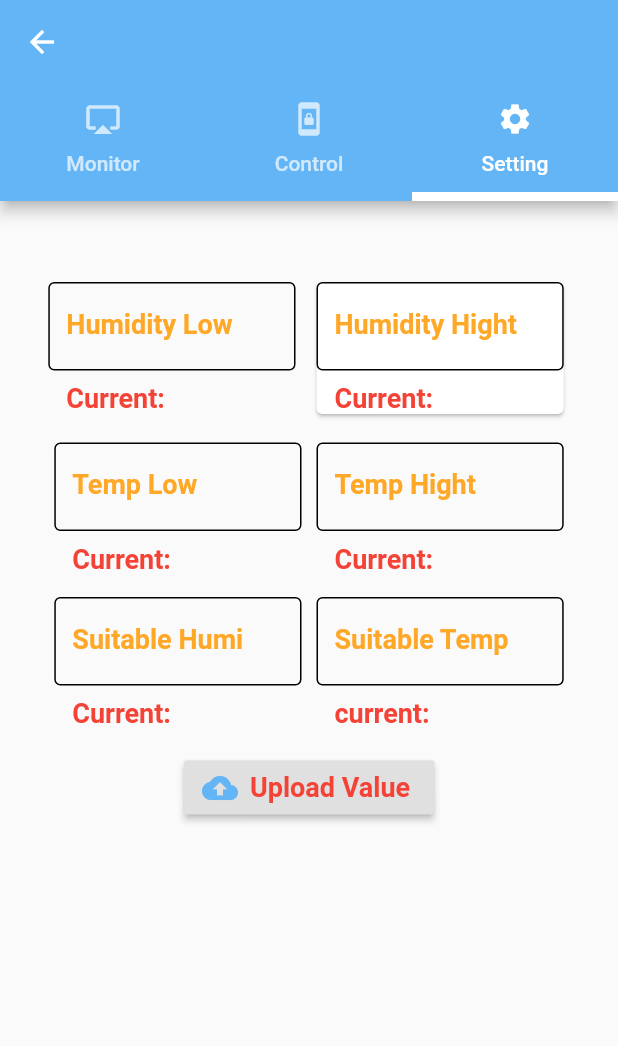
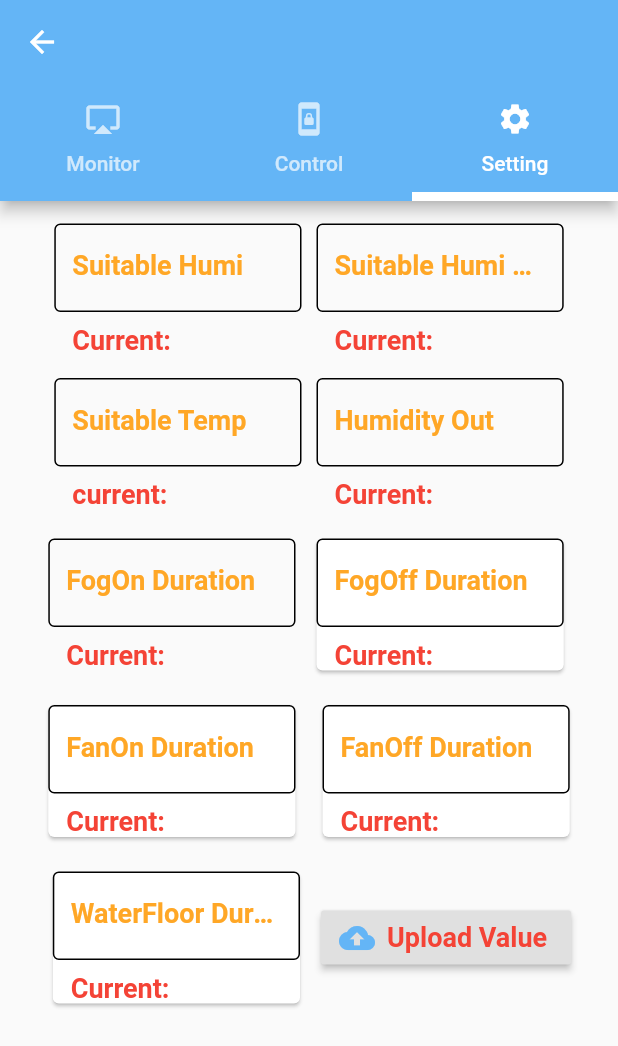
Before and after one commit to manyou66/mushroomiot, a Flutter app: the HomeService screen opened directly, tab 3 chosen, after a tap on "Upload Value", on a phone screen of 412 x 824 dp. Shown: the top 1046 px of the screen. Run offline on Flutter 3.47's test engine with Material 2 defaults, Android fonts, the light colour scheme and no system bars; our stand-ins replace firebase_auth, firebase_database, flutter_native_web; missing offline and left inert: flutter_webview_plugin; accounts and stored records are empty.

Commit message:
Smart Mushroom Model L Setting Update

```diff
--- a/lib/models/iotmodel.dart
+++ b/lib/models/iotmodel.dart
@@ -5,12 +5,18 @@ class IotModel {
       suitableHumi,
       light,
       fog,
-      tempHigh,
-      humidityHigh,
+      //  tempHigh,
+      suitable_Humi_High,
       fan,
       mode,
-      humidityLow,
-      tempLow;
+      // humidityLow,
+      //tempLow;
+      fanOff_Duration,
+      fanOn_Duration,
+      fogOff_Duration,
+      fogOn_Duration,
+      humi_Out,
+      waterFloorDuration;
 
   //Constructor
   IotModel(
@@ -20,38 +26,57 @@ class IotModel {
     this.light,
     this.fog,
     this.fan,
-      this.humidityHigh,
-      this.humidityLow,
+    this.suitable_Humi_High,
+    this.fanOff_Duration,
+    this.fanOn_Duration,
+    this.fogOff_Duration,
+    this.fogOn_Duration,
+    this.humi_Out,
+    this.waterFloorDuration,
+    // this.humidityLow,
     this.mode,
-      this.tempHigh,
-      this.tempLow);
+    //this.tempHigh,
+    //this.tempLow
+  );
 
   IotModel.formMap(Map<dynamic, dynamic> map) {
     suitableTem = map['Suitable_Tem'];
-    water = map['Water'];
+    water = map['Water_Floor'];
     suitableHumi = map['Suitable_Humi'];
     light = map['Light'];
     fog = map['Fog'];
     fan = map['Fan'];
-    humidityHigh = map['Humidity_High'];
-    humidityLow = map['Humidity_Low'];
+    suitable_Humi_High = map['Suitable_Humi_High'];
+    //humidityLow = map['Humidity_Low'];
     mode = map['Mode'];
-    tempHigh = map['Temp_High'];
-    tempLow = map['Temp_Low'];
+    fanOff_Duration = map['FanOff_Duration'];
+    fanOn_Duration = map['FanOn_Duration'];
+    fogOff_Duration = map['FogOff_Duration'];
+    fogOn_Duration = map['FogOn_Duration'];
+    humi_Out = map['Humi_Out'];
+    waterFloorDuration = map['WaterFloorDuration'];
+    // tempHigh = map['Temp_High'];
+    //  tempLow = map['Temp_Low'];
   }
   Map<dynamic, dynamic> toMap() {
     final Map<dynamic, dynamic> map = Map<dynamic, dynamic>();
-    map['Suitable_Tem']=suitableTem;
-    map['Water']=water;
-    map['Suitable_Humi']=suitableHumi;
-    map['Light']=light;
-    map['Fog']=fog;
-    map['Fan']=fan;
-    map['Humidity_High']=humidityHigh;
-    map['Humidity_Low']=humidityLow;
-    map['Mode']=mode;
-    map['Temp_High']=tempHigh;
-    map['Temp_Low']=tempLow;
+    map['Suitable_Tem'] = suitableTem;
+    map['Water_Floor'] = water;
+    map['Suitable_Humi'] = suitableHumi;
+    map['Light'] = light;
+    map['Fog'] = fog;
+    map['Fan'] = fan;
+    map['Suitable_Humi_High'] = suitable_Humi_High;
+    map['WaterFloorDuration'] = waterFloorDuration;
+    map['Humi_Out'] = humi_Out;
+    map['FogOff_Duration'] = fogOff_Duration;
+    map['FogOn_Duration'] = fogOn_Duration;
+    map['FanOff_Duration'] = fanOff_Duration;
+    map['FanOn_Duration'] = fanOn_Duration;
+    //  map['Humidity_Low'] = humidityLow;
+    map['Mode'] = mode;
+    //map['Temp_High'] = tempHigh;
+   // map['Temp_Low'] = tempLow;
     return map;
   }
 }
--- a/lib/widget/control.dart
+++ b/lib/widget/control.dart
@@ -40,6 +40,8 @@ class _ControlState extends State<Control> {
       fanInt = iotModel.fan;
       waterInt = iotModel.water;
       lightInt = iotModel.light;
+
+
       checkSwitch();
     });
   }
@@ -77,16 +79,20 @@ class _ControlState extends State<Control> {
   }
 
   Widget switchMode() {
-    return Card(color: Mystyle().pink50,
+    return Card(
+      color: Mystyle().pink50,
       //กรอบล้อมรอบ
       child: Container(
         padding: EdgeInsets.all(15.0),
         child: Column(
           children: <Widget>[
-            Text('Mode',style: Mystyle().red18),
+            Text('Mode', style: Mystyle().red18),
             Row(
               children: <Widget>[
-                Text('Auto',style: Mystyle().orange18,),
+                Text(
+                  'Manual',
+                  style: Mystyle().orange18,
+                ),
                 Switch(
                   value: modeBool,
                   onChanged: (bool value) {
@@ -99,7 +105,10 @@ class _ControlState extends State<Control> {
                     }
                   },
                 ),
-                Text('Manual',style: Mystyle().orange18,),
+                Text(
+                  'Auto',
+                  style: Mystyle().orange18,
+                ),
               ],
             ),
           ],
@@ -109,16 +118,20 @@ class _ControlState extends State<Control> {
   }
 
   Widget switchFog() {
-    return Card(color: Mystyle().pink50,
+    return Card(
+      color: Mystyle().pink50,
       //กรอบล้อมรอบ
       child: Container(
         padding: EdgeInsets.all(15.0),
         child: Column(
           children: <Widget>[
-            Text('Fog',style: Mystyle().red18),
+            Text('Fog', style: Mystyle().red18),
             Row(
               children: <Widget>[
-                Text('OFF',style: Mystyle().orange18,),
+                Text(
+                  'OFF',
+                  style: Mystyle().orange18,
+                ),
                 Switch(
                   value: fogBool,
                   onChanged: (bool value) {
@@ -131,7 +144,10 @@ class _ControlState extends State<Control> {
                     }
                   },
                 ),
-                Text('ON',style: Mystyle().orange18,),
+                Text(
+                  'ON',
+                  style: Mystyle().orange18,
+                ),
               ],
             ),
           ],
@@ -141,16 +157,20 @@ class _ControlState extends State<Control> {
   }
 
   Widget switchFan() {
-    return Card(color: Mystyle().pink50,
+    return Card(
+      color: Mystyle().pink50,
       //กรอบล้อมรอบ
       child: Container(
         padding: EdgeInsets.all(15.0),
         child: Column(
           children: <Widget>[
-            Text('Fan',style: Mystyle().red18),
+            Text('Fan', style: Mystyle().red18),
             Row(
               children: <Widget>[
-                Text('OFF',style: Mystyle().orange18,),
+                Text(
+                  'OFF',
+                  style: Mystyle().orange18,
+                ),
                 Switch(
                   value: fanBool,
                   onChanged: (bool value) {
@@ -163,7 +183,10 @@ class _ControlState extends State<Control> {
                     }
                   },
                 ),
-                Text('ON',style: Mystyle().orange18,),
+                Text(
+                  'ON',
+                  style: Mystyle().orange18,
+                ),
               ],
             ),
           ],
@@ -173,16 +196,20 @@ class _ControlState extends State<Control> {
   }
 
   Widget switchWater() {
-    return Card(color: Mystyle().pink50,
+    return Card(
+      color: Mystyle().pink50,
       //กรอบล้อมรอบ
       child: Container(
         padding: EdgeInsets.all(15.0),
         child: Column(
           children: <Widget>[
-            Text('Water',style: Mystyle().red18),
+            Text('Water Floor', style: Mystyle().red18),
             Row(
               children: <Widget>[
-                Text('OFF',style: Mystyle().orange18,),
+                Text(
+                  'OFF',
+                  style: Mystyle().orange18,
+                ),
                 Switch(
                   value: waterBool,
                   onChanged: (bool value) {
@@ -195,7 +222,10 @@ class _ControlState extends State<Control> {
                     }
                   },
                 ),
-                Text('ON',style: Mystyle().orange18,),
+                Text(
+                  'ON',
+                  style: Mystyle().orange18,
+                ),
               ],
             ),
           ],
@@ -218,7 +248,10 @@ class _ControlState extends State<Control> {
             ),
             Row(
               children: <Widget>[
-                Text('OFF',style: Mystyle().orange18,),
+                Text(
+                  'OFF',
+                  style: Mystyle().orange18,
+                ),
                 Switch(
                   value: lightBool,
                   onChanged: (bool value) {
@@ -231,7 +264,10 @@ class _ControlState extends State<Control> {
                     }
                   },
                 ),
-                Text('ON',style: Mystyle().orange18,),
+                Text(
+                  'ON',
+                  style: Mystyle().orange18,
+                ),
               ],
             ),
           ],
@@ -245,19 +281,26 @@ class _ControlState extends State<Control> {
     DatabaseReference databaseReference =
         firebaseDatabase.reference().child('IoT');
     Map<dynamic, dynamic> map = Map();
-    map['Water'] = waterInt;
+    map['Water_Floor'] = waterInt;
     map['Fan'] = fanInt;
-    map['Temp_High'] = iotModel.tempHigh;
-    map['Humidity_High'] = iotModel.humidityHigh;
-    map['Humidity_Low'] = iotModel.humidityLow;
+    //map['Temp_High'] = iotModel.tempHigh;
+    //map['Humidity_High'] = iotModel.humidityHigh;
+    //map['Humidity_Low'] = iotModel.humidityLow;
     map['Light'] = lightInt;
     map['Mode'] = modeInt;
-    map['Temp_Low'] = iotModel.tempLow;
+    //map['Temp_Low'] = iotModel.tempLow;
     map['Suitable_Humi'] = iotModel.suitableHumi;
     map['Fog'] = fogInt;
     map['Suitable_Tem'] = iotModel.suitableTem;
+    map['FanOn_Duration'] = iotModel.fanOn_Duration;
+    map['FanOff_Duration'] = iotModel.fanOff_Duration;
+    map['FogOn_Duration'] = iotModel.fogOn_Duration;
+    map['FogOff_Duration'] = iotModel.fogOff_Duration;
+    map['Humi_Out'] = iotModel.humi_Out;
+    map['Suitable_Humi_High'] = iotModel.suitable_Humi_High;
+    map['WaterFloorDuration'] = iotModel.waterFloorDuration;
 
-    await databaseReference.set(map).then((response){
+    await databaseReference.set(map).then((response) {
       print('Edit Success');
     });
   }
--- a/lib/widget/monitor.dart
+++ b/lib/widget/monitor.dart
@@ -20,20 +20,20 @@ class _MonitorState extends State<Monitor> {
           'https://thingspeak.com/channels/437885/charts/2?bgcolor=%23ffffff&color=%23d62020&dynamic=true&results=60&type=line',
       url4 =
           'https://thingspeak.com/channels/662286/charts/2?bgcolor=%23ffffff&color=%23d62020&dynamic=true&results=60&type=line&update=15',
-      humiGageUrl = 'https://thingspeak.com/channels/662286/widgets/93495',
-      temGageUrl = 'https://thingspeak.com/channels/662286/widgets/93565',
+      humiGageUrl = 'https://thingspeak.com/channels/1156793/widgets/294248',
+      temGageUrl = 'https://thingspeak.com/channels/1156793/widgets/294249',
       humi_inside =
-          'https://thingspeak.com/channels/662286/charts/1?bgcolor=%23ffffff&color=%23d62020&dynamic=true&results=60&type=line',
+          'https://thingspeak.com/channels/1156793/charts/1?bgcolor=%23ffffff&color=%23d62020&dynamic=true&results=60&type=line&update=15',
       temp_inside =
-          'https://thingspeak.com/channels/662286/charts/2?bgcolor=%23ffffff&color=%23d62020&dynamic=true&results=60&type=line',
+          'https://thingspeak.com/channels/1156793/charts/2?bgcolor=%23ffffff&color=%23d62020&dynamic=true&results=60&type=line&update=15',
       humi_outside =
-          'https://thingspeak.com/channels/662286/charts/3?bgcolor=%23ffffff&color=%23d62020&dynamic=true&results=60&type=line&update=15',
+          'https://thingspeak.com/channels/1156793/charts/3?bgcolor=%23ffffff&color=%23d62020&dynamic=true&results=60&type=line&update=15',
       temp_outside =
           'https://thingspeak.com/channels/662286/charts/4?bgcolor=%23ffffff&color=%23d62020&dynamic=true&results=60&type=line&update=15',
       carbon =
-          'https://thingspeak.com/channels/662286/charts/6?bgcolor=%23ffffff&color=%23d62020&dynamic=true&results=60&type=line&update=15',
+          'https://thingspeak.com/channels/1156793/charts/6?bgcolor=%23ffffff&color=%23d62020&dynamic=true&results=60&type=line&update=15',
       light =
-          'https://thingspeak.com/channels/662286/charts/5?bgcolor=%23ffffff&color=%23d62020&dynamic=true&results=60&type=line&update=15';
+          'https://thingspeak.com/channels/1156793/charts/5?bgcolor=%23ffffff&color=%23d62020&dynamic=true&results=60&type=line&update=15';
 
   String test1 = 'https://www.androidthai.in.th/pint/test1.html';
   String test2 = 'https://www.androidthai.in.th';
--- a/lib/widget/setting.dart
+++ b/lib/widget/setting.dart
@@ -11,12 +11,19 @@ class Setting extends StatefulWidget {
 class _SettingState extends State<Setting> {
   // Field
   IotModel iotModel;
-  String humHight = '',
-      humLow = '',
-      temHight = '',
-      temLow = '',
+  String //humHight = '',
+      // humLow = '',
+      // temHight = '',
+      //temLow = '',
       suitableTem = '',
-      suitableHumi = '';
+      suitableHumi = '',
+      suitable_Humi_High = '',
+      waterFloorDuration = '',
+      humi_Out = '',
+      fogOff_Duration = '',
+      fogOn_Duration = '',
+      fanOff_Duration = '',
+      fanOn_Duration = '';
 
   final formKey = GlobalKey<FormState>();
 
@@ -34,33 +41,42 @@ class _SettingState extends State<Setting> {
     await databaseReference.once().then((DataSnapshot dataSnapshot) {
       setState(() {
         iotModel = IotModel.formMap(dataSnapshot.value);
-        humLow = iotModel.humidityLow.toString();
-        humHight = iotModel.humidityHigh.toString();
-        temHight = iotModel.tempHigh.toString();
-        temLow = iotModel.tempLow.toString();
+        // humLow = iotModel.humidityLow.toString();
+        //  humHight = iotModel.humidityHigh.toString();
+        //  temHight = iotModel.tempHigh.toString();
+        //  temLow = iotModel.tempLow.toString();
         suitableTem = iotModel.suitableTem.toString();
         suitableHumi = iotModel.suitableHumi.toString();
+        suitable_Humi_High = iotModel.suitable_Humi_High.toString();
+        waterFloorDuration = iotModel.waterFloorDuration.toString();
+        humi_Out = iotModel.humi_Out.toString();
+        fogOff_Duration = iotModel.fogOff_Duration.toString();
+        fogOn_Duration = iotModel.fogOn_Duration.toString();
+        fanOff_Duration = iotModel.fanOff_Duration.toString();
+        fanOn_Duration = iotModel.fanOn_Duration.toString();
       });
     });
   }
 
-  Widget humidityHight() {
+  Widget waterFloorDura() {
     return Card(
-          child: Container(
+      child: Container(
         width: MediaQuery.of(context).size.width * 0.4,
         child: TextFormField(
-          initialValue: humHight,
+          initialValue: waterFloorDuration,
           keyboardType: TextInputType.number,
           decoration: InputDecoration(
-            helperText: 'Current: $humHight',helperStyle: Mystyle().red18,
+            helperText: 'Current: $waterFloorDuration',
+            helperStyle: Mystyle().red18,
             enabledBorder: OutlineInputBorder(
               borderSide: BorderSide(),
             ),
-            labelText: 'Humidity Hight',labelStyle: Mystyle().orange18,
+            labelText: 'WaterFloor Duration',
+            labelStyle: Mystyle().orange18,
           ),
           onSaved: (String value) {
             if (value.isNotEmpty) {
-              humHight = value.trim();
+              waterFloorDuration = value.trim();
             }
           },
         ),
@@ -68,66 +84,150 @@ class _SettingState extends State<Setting> {
     );
   }
 
-  Widget humidityLow() {
+  Widget fanOffDuration() {
+    return Card(
+      child: Container(
+        width: MediaQuery.of(context).size.width * 0.4,
+        child: TextFormField(
+          initialValue: fanOff_Duration,
+          keyboardType: TextInputType.number,
+          decoration: InputDecoration(
+            helperText: 'Current: $fanOff_Duration',
+            helperStyle: Mystyle().red18,
+            enabledBorder: OutlineInputBorder(
+              borderSide: BorderSide(),
+            ),
+            labelText: 'FanOff Duration',
+            labelStyle: Mystyle().orange18,
+          ),
+          onSaved: (String value) {
+            if (value.isNotEmpty) {
+              fanOff_Duration = value.trim();
+            }
+          },
+        ),
+      ),
+    );
+  }
+
+  Widget fanOnDuration() {
+    return Card(
+      child: Container(
+        width: MediaQuery.of(context).size.width * 0.4,
+        child: TextFormField(
+          initialValue: fanOn_Duration,
+          keyboardType: TextInputType.number,
+          decoration: InputDecoration(
+            helperText: 'Current: $fanOn_Duration',
+            helperStyle: Mystyle().red18,
+            enabledBorder: OutlineInputBorder(
+              borderSide: BorderSide(),
+            ),
+            labelText: 'FanOn Duration',
+            labelStyle: Mystyle().orange18,
+          ),
+          onSaved: (String value) {
+            if (value.isNotEmpty) {
+              fanOn_Duration = value.trim();
+            }
+          },
+        ),
+      ),
+    );
+  }
+
+  Widget fogOffDuration() {
+    return Card(
+      child: Container(
+        width: MediaQuery.of(context).size.width * 0.4,
+        child: TextFormField(
+          initialValue: fogOff_Duration,
+          keyboardType: TextInputType.number,
+          decoration: InputDecoration(
+            helperText: 'Current: $fogOff_Duration',
+            helperStyle: Mystyle().red18,
+            enabledBorder: OutlineInputBorder(
+              borderSide: BorderSide(),
+            ),
+            labelText: 'FogOff Duration',
+            labelStyle: Mystyle().orange18,
+          ),
+          onSaved: (String value) {
+            if (value.isNotEmpty) {
+              fogOff_Duration = value.trim();
+            }
+          },
+        ),
+      ),
+    );
+  }
+
+  Widget fogOnDuration() {
     return Container(
       width: MediaQuery.of(context).size.width * 0.4,
       child: TextFormField(
-        initialValue: humLow,
+        initialValue: fogOn_Duration,
         keyboardType: TextInputType.number,
         decoration: InputDecoration(
-          helperText: 'Current: $humLow',helperStyle: Mystyle().red18,
+          helperText: 'Current: $fogOn_Duration',
+          helperStyle: Mystyle().red18,
           enabledBorder: OutlineInputBorder(
             borderSide: BorderSide(),
           ),
-          labelText: 'Humidity Low',labelStyle: Mystyle().orange18,
+          labelText: 'FogOn Duration',
+          labelStyle: Mystyle().orange18,
         ),
         onSaved: (String value) {
           if (value.isNotEmpty) {
-            humLow = value.trim();
+            fogOn_Duration = value.trim();
           }
         },
       ),
     );
   }
 
-  Widget tempHight() {
+  Widget humiOut() {
     return Container(
       width: MediaQuery.of(context).size.width * 0.4,
       child: TextFormField(
-        initialValue: temHight,
+        initialValue: humi_Out,
         keyboardType: TextInputType.number,
         decoration: InputDecoration(
-          helperText: 'Current: $temHight',helperStyle: Mystyle().red18,
+          helperText: 'Current: $humi_Out',
+          helperStyle: Mystyle().red18,
           enabledBorder: OutlineInputBorder(
             borderSide: BorderSide(),
           ),
-          labelText: 'Temp Hight',labelStyle: Mystyle().orange18,
+          labelText: 'Humidity Out',
+          labelStyle: Mystyle().orange18,
         ),
         onSaved: (String value) {
           if (value.isNotEmpty) {
-            temHight = value.trim();
+            humi_Out = value.trim();
           }
         },
       ),
     );
   }
 
-  Widget tempLow() {
+  Widget suitableHumiHigh() {
     return Container(
       width: MediaQuery.of(context).size.width * 0.4,
       child: TextFormField(
-        initialValue: temLow,
+        initialValue: suitable_Humi_High,
         keyboardType: TextInputType.number,
         decoration: InputDecoration(
-          helperText: 'Current: $temLow',helperStyle: Mystyle().red18,
+          helperText: 'Current: $suitable_Humi_High',
+          helperStyle: Mystyle().red18,
           enabledBorder: OutlineInputBorder(
             borderSide: BorderSide(),
           ),
-          labelText: 'Temp Low',labelStyle: Mystyle().orange18,
+          labelText: 'Suitable Humi High',
+          labelStyle: Mystyle().orange18,
         ),
         onSaved: (String value) {
           if (value.isNotEmpty) {
-            temLow = value.trim();
+            suitable_Humi_High = value.trim();
           }
         },
       ),
@@ -141,11 +241,13 @@ class _SettingState extends State<Setting> {
         initialValue: suitableHumi,
         keyboardType: TextInputType.number,
         decoration: InputDecoration(
-          helperText: 'Current: $suitableHumi',helperStyle: Mystyle().red18,
+          helperText: 'Current: $suitableHumi',
+          helperStyle: Mystyle().red18,
           enabledBorder: OutlineInputBorder(
             borderSide: BorderSide(),
           ),
-          labelText: 'Suitable Humi',labelStyle: Mystyle().orange18,
+          labelText: 'Suitable Humi',
+          labelStyle: Mystyle().orange18,
         ),
         onSaved: (String value) {
           if (value.isNotEmpty) {
@@ -163,11 +265,13 @@ class _SettingState extends State<Setting> {
         initialValue: suitableTem,
         keyboardType: TextInputType.number,
         decoration: InputDecoration(
-          helperText: 'current: $suitableTem',helperStyle: Mystyle().red18,
+          helperText: 'current: $suitableTem',
+          helperStyle: Mystyle().red18,
           enabledBorder: OutlineInputBorder(
             borderSide: BorderSide(),
           ),
-          labelText: 'Suitable Temp',labelStyle: Mystyle().orange18,
+          labelText: 'Suitable Temp',
+          labelStyle: Mystyle().orange18,
         ),
         onSaved: (String value) {
           if (value.isNotEmpty) {
@@ -178,33 +282,7 @@ class _SettingState extends State<Setting> {
     );
   }
 
-  Widget rowTop() {
-    return Row(
-      mainAxisSize: MainAxisSize.min,
-      children: <Widget>[
-        humidityLow(),
-        SizedBox(
-          width: 10.0,
-        ),
-        humidityHight()
-      ],
-    );
-  }
-
-  Widget rowMiddle() {
-    return Row(
-      mainAxisSize: MainAxisSize.min,
-      children: <Widget>[
-        tempLow(),
-        SizedBox(
-          width: 10.0,
-        ),
-        tempHight()
-      ],
-    );
-  }
-
-  Widget rowBottom() {
+  Widget row1() {
     return Row(
       mainAxisSize: MainAxisSize.min,
       children: <Widget>[
@@ -212,15 +290,68 @@ class _SettingState extends State<Setting> {
         SizedBox(
           width: 10.0,
         ),
-        suitableTemp()
+        suitableHumiHigh()
+      ],
+    );
+  }
+
+  Widget row2() {
+    return Row(
+      mainAxisSize: MainAxisSize.min,
+      children: <Widget>[
+        suitableTemp(),
+        SizedBox(
+          width: 10.0,
+        ),
+        humiOut()
+      ],
+    );
+  }
+
+  Widget row3() {
+    return Row(
+      mainAxisSize: MainAxisSize.min,
+      children: <Widget>[
+        fogOnDuration(),
+        SizedBox(
+          width: 10.0,
+        ),
+        fogOffDuration()
+      ],
+    );
+  }
+
+  Widget row4() {
+    return Row(
+      mainAxisSize: MainAxisSize.min,
+      children: <Widget>[
+        fanOnDuration(),
+        SizedBox(
+          width: 10.0,
+        ),
+        fanOffDuration()
+      ],
+    );
+  }
+
+  Widget row5() {
+    return Row(
+      mainAxisSize: MainAxisSize.min,
+      children: <Widget>[
+        waterFloorDura(),
+        SizedBox(
+          width: 10.0,
+        ),
+        uploadButton()
       ],
     );
   }
 
   Widget uploadButton() {
-    return RaisedButton.icon(textColor: Mystyle().textColor,
+    return RaisedButton.icon(
+      textColor: Mystyle().textColor,
       icon: Icon(Icons.cloud_upload),
-      label: Text('Upload Value',style: Mystyle().red18),
+      label: Text('Upload Value', style: Mystyle().red18),
       onPressed: () {
         formKey.currentState.save();
         editDatabase();
@@ -228,9 +359,9 @@ class _SettingState extends State<Setting> {
     );
   }
 
-  Future<void> editDatabase()async {
-    print(
-        'HumidityHight =$humHight,HumidityLow = $humLow,TemHight = $temHight,TemLow = $temLow,SuitableHumi =$suitableHumi,SuitableTem=$suitableTem');
+  Future<void> editDatabase() async {
+    //print(
+    //    'HumidityHight =$humHight,HumidityLow = $humLow,TemHight = $temHight,TemLow = $temLow,SuitableHumi =$suitableHumi,SuitableTem=$suitableTem');
     IotModel myIotModel = IotModel(
         int.parse(suitableTem),
         iotModel.water,
@@ -238,16 +369,20 @@ class _SettingState extends State<Setting> {
         iotModel.light,
         iotModel.fog,
         iotModel.fan,
-        int.parse(humHight),
-        int.parse(humLow),
+        int.parse(fanOff_Duration),
+        int.parse(fanOn_Duration),
         iotModel.mode,
-        int.parse(temHight),
-        int.parse(temLow));
+        int.parse(fogOff_Duration),
+        int.parse(fogOn_Duration),
+        int.parse(suitable_Humi_High),
+        int.parse(waterFloorDuration),
+        int.parse(humi_Out));
     Map map = myIotModel.toMap();
     print('map = $map');
     FirebaseDatabase firebaseDatabase = FirebaseDatabase.instance;
-    DatabaseReference databaseReference = firebaseDatabase.reference().child('IoT');
-    await databaseReference.set(map).then((response){
+    DatabaseReference databaseReference =
+        firebaseDatabase.reference().child('IoT');
+    await databaseReference.set(map).then((response) {
       readDatabase();
     });
   }
@@ -257,24 +392,32 @@ class _SettingState extends State<Setting> {
     return SingleChildScrollView(
       //แก้แป้นพิมพ์ล้น
       child: Container(
-        padding: EdgeInsets.only(top: 50.0),
+        padding: EdgeInsets.only(top: 15.0),
         child: Form(
           key: formKey,
           child: Column(
             children: <Widget>[
-              rowTop(),
+              row1(),
               SizedBox(
                 height: 15.0,
               ),
-              rowMiddle(),
+              row2(),
               SizedBox(
                 height: 15.0,
               ),
-              rowBottom(),
+              row3(),
               SizedBox(
                 height: 15.0,
               ),
-              uploadButton(),
+              row4(),
+              SizedBox(
+                height: 15.0,
+              ),
+              row5(),
+              SizedBox(
+                height: 15.0,
+              ),
+              // uploadButton(),
             ],
           ),
         ),
```
Also changed, not shown: 1 other file. Lines whose indentation alone changed are shown as unchanged.
